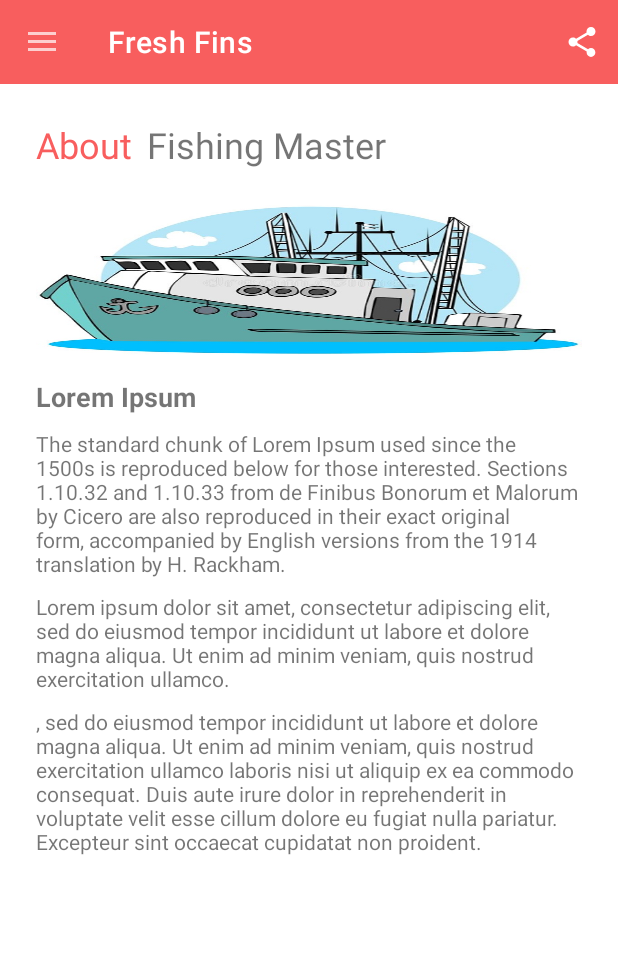
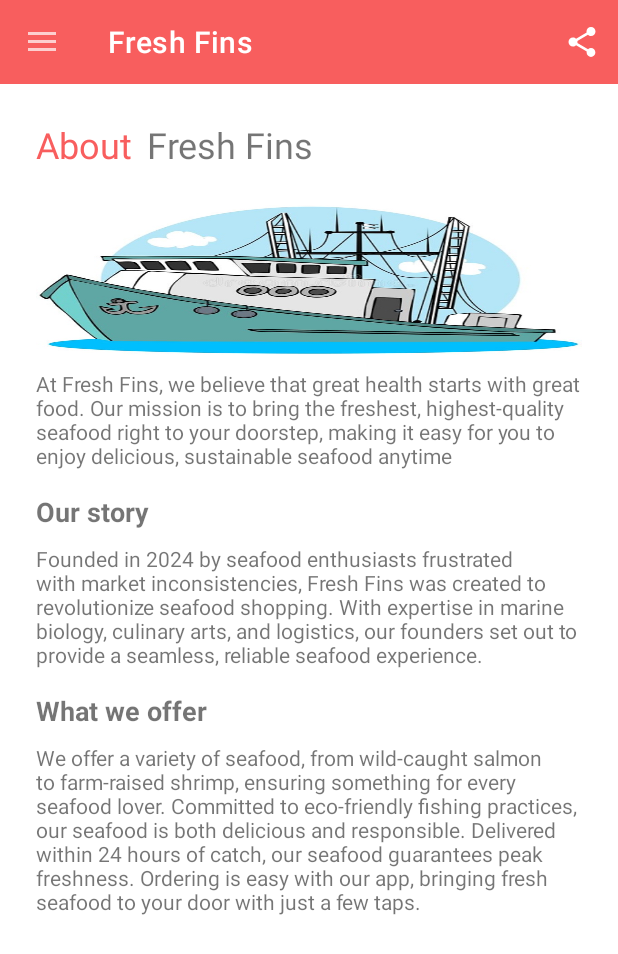
Before and after one commit to Swaroop-G-Suvarna/Something-Fishy, an Android app: the fragment AboutFragment placed in its activity, on a phone screen of 412 x 824 dp. Shown: the top 954 px of the screen. Run offline under Robolectric (Android 15) with nearby library versions, the phone set to English and light mode, and no system bars.

Commit message:
About Us and Contact info change

```diff
--- a/app/src/main/res/layout/fragment_about.xml
+++ b/app/src/main/res/layout/fragment_about.xml
@@ -29,7 +29,7 @@
                 android:layout_width="wrap_content"
                 android:layout_height="wrap_content"
                 android:layout_marginLeft="4dp"
-                android:text=" Fishing Master"
+                android:text=" Fresh Fins"
                 android:textSize="24dp" />
 
         </LinearLayout>
@@ -42,30 +42,42 @@
             android:layout_gravity="center_horizontal"
             android:layout_marginTop="24dp"/>
 
-        <TextView
-            android:layout_width="match_parent"
-            android:layout_height="wrap_content"
-            android:text="Lorem Ipsum"
-            android:textSize="18dp"
-            android:layout_marginTop="15dp"
-            android:textStyle="bold"/>
+
 
         <TextView
             android:layout_width="match_parent"
             android:layout_height="wrap_content"
             android:layout_marginTop="9dp"
-            android:text="The standard chunk of Lorem Ipsum used since the 1500s is reproduced below for those interested. Sections 1.10.32 and 1.10.33 from de Finibus Bonorum et Malorum by Cicero are also reproduced in their exact original form, accompanied by English versions from the 1914 translation by H. Rackham."/>
+            android:text="At Fresh Fins, we believe that great health starts with great food. Our mission is to bring the freshest, highest-quality seafood right to your doorstep, making it easy for you to enjoy delicious, sustainable seafood anytime"/>
+
+        <TextView
+            android:layout_width="match_parent"
+            android:layout_height="wrap_content"
+            android:text="Our story"
+            android:textSize="18dp"
+            android:layout_marginTop="15dp"
+            android:textStyle="bold"/>
         <TextView
             android:layout_width="match_parent"
             android:layout_height="wrap_content"
             android:layout_marginTop="9dp"
-            android:text="Lorem ipsum dolor sit amet, consectetur adipiscing elit, sed do eiusmod tempor incididunt ut labore et dolore magna aliqua. Ut enim ad minim veniam, quis nostrud exercitation ullamco."/>
+            android:text="Founded in 2024 by seafood enthusiasts frustrated with market inconsistencies, Fresh Fins was created to revolutionize seafood shopping. With expertise in marine biology, culinary arts, and logistics, our founders set out to provide a seamless, reliable seafood experience.
+
+"/><TextView
+        android:layout_width="match_parent"
+        android:layout_height="wrap_content"
+        android:text="What we offer"
+        android:textSize="18dp"
+        android:layout_marginTop="15dp"
+        android:textStyle="bold"/>
+
+
 
         <TextView
             android:layout_width="match_parent"
             android:layout_height="wrap_content"
             android:layout_marginTop="9dp"
-            android:text=", sed do eiusmod tempor incididunt ut labore et dolore magna aliqua. Ut enim ad minim veniam, quis nostrud exercitation ullamco laboris nisi ut aliquip ex ea commodo consequat. Duis aute irure dolor in reprehenderit in voluptate velit esse cillum dolore eu fugiat nulla pariatur. Excepteur sint occaecat cupidatat non proident."/>
+            android:text="We offer a variety of seafood, from wild-caught salmon to farm-raised shrimp, ensuring something for every seafood lover. Committed to eco-friendly fishing practices, our seafood is both delicious and responsible. Delivered within 24 hours of catch, our seafood guarantees peak freshness. Ordering is easy with our app, bringing fresh seafood to your door with just a few taps."/>
 
     </LinearLayout>
 
--- a/app/src/main/res/layout/fragment_fishers_home.xml
+++ b/app/src/main/res/layout/fragment_fishers_home.xml
@@ -54,7 +54,7 @@
             android:layout_marginTop="6dp"
             android:lineSpacingExtra="8dp"
             android:justificationMode="inter_word"
-            android:text="Lorem ipsum dolor sit amet, consectetur adipiscing elit, sed do eiusmod tempor incididunt ut labore et dolore magna aliqua enim ad minim veniam, quis nostrud exercitation."
+            android:text="Clicking the emergency button will notify the nearest lifeguard and emergency services by sending a distress signal along with your location. Make sure to keep your location services on."
             android:textColor="@color/black" />
 
             <androidx.appcompat.widget.AppCompatButton
```
Also changed, not shown: app/src/main/res/layout/fragment_contact.xml (+4 -4 lines).
